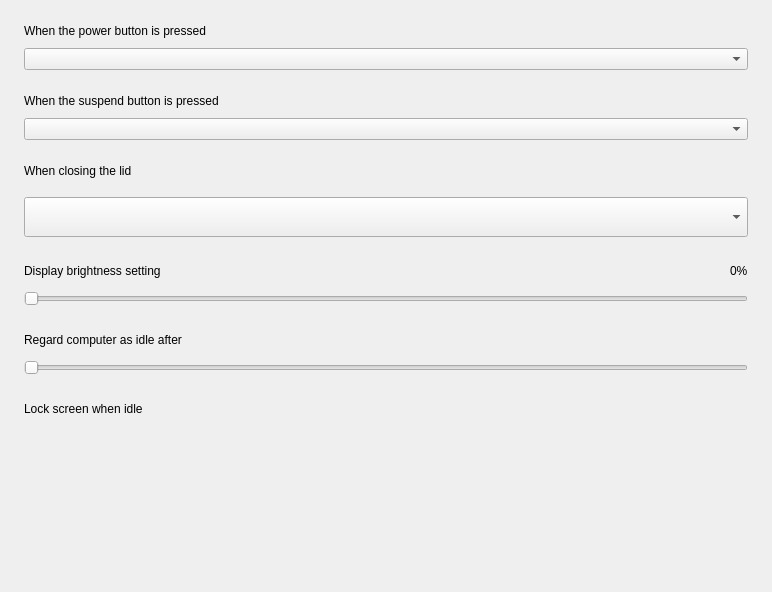
This is plugins/power/src/pages/general-settings/general-settings-page.ui in openeuler-mirror/kiran-control-panel as Qt 5 draws it before an edit. The edited form follows.
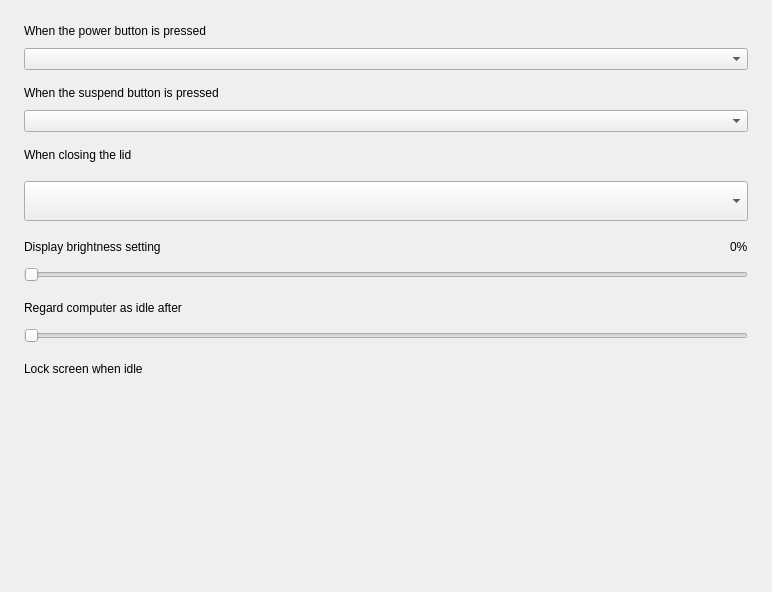
This is the edited form.

The edit to the form file:
```diff
--- a/plugins/power/src/pages/general-settings/general-settings-page.ui
+++ b/plugins/power/src/pages/general-settings/general-settings-page.ui
@@ -60,7 +60,7 @@
    <item>
     <layout class="QHBoxLayout" name="layout_suspendlabel">
      <property name="topMargin">
-      <number>24</number>
+      <number>16</number>
      </property>
      <item>
       <widget class="QLabel" name="label_suspend">
@@ -92,7 +92,7 @@
        <number>0</number>
       </property>
       <property name="topMargin">
-       <number>24</number>
+       <number>16</number>
       </property>
       <item>
        <widget class="QLabel" name="label_3">
@@ -156,7 +156,7 @@
    <item>
     <layout class="QHBoxLayout" name="horizontalLayout_7">
      <property name="topMargin">
-      <number>24</number>
+      <number>16</number>
      </property>
      <item>
       <widget class="QLabel" name="label_brightness">
@@ -207,7 +207,7 @@
    <item>
     <layout class="QHBoxLayout" name="horizontalLayout_8">
      <property name="topMargin">
-      <number>24</number>
+      <number>16</number>
      </property>
      <item>
       <widget class="QLabel" name="label_5">
@@ -273,7 +273,7 @@
    <item>
     <layout class="QHBoxLayout" name="layout_sliderLabel">
      <property name="topMargin">
-      <number>24</number>
+      <number>16</number>
      </property>
      <property name="bottomMargin">
       <number>0</number>
```
